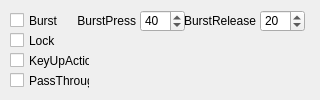
This is QKeyMapper/qitemsetupdialog.ui in Zalafina/QKeyMapper as Qt 5 draws it before an edit. The edited form follows.
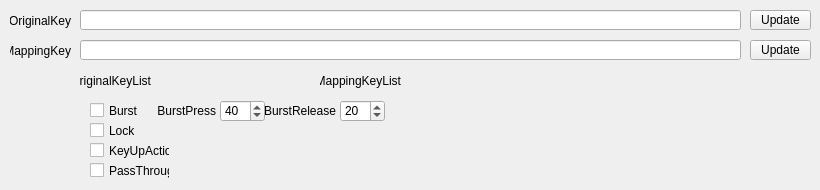
This is the edited form.

Diff of the .ui file:
```diff
--- a/QKeyMapper/qitemsetupdialog.ui
+++ b/QKeyMapper/qitemsetupdialog.ui
@@ -6,8 +6,8 @@
    <rect>
     <x>0</x>
     <y>0</y>
-    <width>320</width>
-    <height>100</height>
+    <width>820</width>
+    <height>190</height>
    </rect>
   </property>
   <property name="windowTitle">
@@ -16,8 +16,8 @@
   <widget class="QCheckBox" name="burstCheckBox">
    <property name="geometry">
     <rect>
-     <x>10</x>
-     <y>10</y>
+     <x>90</x>
+     <y>100</y>
      <width>80</width>
      <height>21</height>
     </rect>
@@ -35,8 +35,8 @@
   <widget class="QCheckBox" name="lockCheckBox">
    <property name="geometry">
     <rect>
-     <x>10</x>
-     <y>30</y>
+     <x>90</x>
+     <y>120</y>
      <width>80</width>
      <height>21</height>
     </rect>
@@ -54,8 +54,8 @@
   <widget class="QCheckBox" name="keyupActionCheckBox">
    <property name="geometry">
     <rect>
-     <x>10</x>
-     <y>50</y>
+     <x>90</x>
+     <y>140</y>
      <width>80</width>
      <height>21</height>
     </rect>
@@ -73,8 +73,8 @@
   <widget class="QCheckBox" name="passThroughCheckBox">
    <property name="geometry">
     <rect>
-     <x>10</x>
-     <y>70</y>
+     <x>90</x>
+     <y>160</y>
      <width>80</width>
      <height>21</height>
     </rect>
@@ -92,8 +92,8 @@
   <widget class="QSpinBox" name="burstpressSpinBox">
    <property name="geometry">
     <rect>
-     <x>140</x>
-     <y>10</y>
+     <x>220</x>
+     <y>100</y>
      <width>45</width>
      <height>22</height>
     </rect>
@@ -108,8 +108,8 @@
   <widget class="QLabel" name="burstpressLabel">
    <property name="geometry">
     <rect>
-     <x>75</x>
-     <y>10</y>
+     <x>155</x>
+     <y>100</y>
      <width>61</width>
      <height>22</height>
     </rect>
@@ -124,8 +124,8 @@
   <widget class="QLabel" name="burstreleaseLabel">
    <property name="geometry">
     <rect>
-     <x>185</x>
-     <y>10</y>
+     <x>265</x>
+     <y>100</y>
      <width>71</width>
      <height>22</height>
     </rect>
@@ -140,8 +140,8 @@
   <widget class="QSpinBox" name="burstreleaseSpinBox">
    <property name="geometry">
     <rect>
-     <x>260</x>
-     <y>10</y>
+     <x>340</x>
+     <y>100</y>
      <width>45</width>
      <height>22</height>
     </rect>
@@ -153,6 +153,128 @@
     <number>20</number>
    </property>
   </widget>
+  <widget class="QLineEdit" name="originalKeyLineEdit">
+   <property name="geometry">
+    <rect>
+     <x>80</x>
+     <y>10</y>
+     <width>661</width>
+     <height>20</height>
+    </rect>
+   </property>
+  </widget>
+  <widget class="QLineEdit" name="mappingKeyLineEdit">
+   <property name="geometry">
+    <rect>
+     <x>80</x>
+     <y>40</y>
+     <width>661</width>
+     <height>20</height>
+    </rect>
+   </property>
+  </widget>
+  <widget class="QLabel" name="originalKeyLabel">
+   <property name="geometry">
+    <rect>
+     <x>10</x>
+     <y>10</y>
+     <width>61</width>
+     <height>22</height>
+    </rect>
+   </property>
+   <property name="text">
+    <string>OriginalKey</string>
+   </property>
+   <property name="alignment">
+    <set>Qt::AlignRight|Qt::AlignTrailing|Qt::AlignVCenter</set>
+   </property>
+  </widget>
+  <widget class="QLabel" name="mappingKeyLabel">
+   <property name="geometry">
+    <rect>
+     <x>10</x>
+     <y>40</y>
+     <width>61</width>
+     <height>22</height>
+    </rect>
+   </property>
+   <property name="text">
+    <string>MappingKey</string>
+   </property>
+   <property name="alignment">
+    <set>Qt::AlignRight|Qt::AlignTrailing|Qt::AlignVCenter</set>
+   </property>
+  </widget>
+  <widget class="QLabel" name="orikeyListLabel">
+   <property name="geometry">
+    <rect>
+     <x>80</x>
+     <y>70</y>
+     <width>71</width>
+     <height>22</height>
+    </rect>
+   </property>
+   <property name="text">
+    <string>OriginalKeyList</string>
+   </property>
+   <property name="alignment">
+    <set>Qt::AlignRight|Qt::AlignTrailing|Qt::AlignVCenter</set>
+   </property>
+  </widget>
+  <widget class="QLabel" name="mapkeyListLabel">
+   <property name="geometry">
+    <rect>
+     <x>320</x>
+     <y>70</y>
+     <width>81</width>
+     <height>22</height>
+    </rect>
+   </property>
+   <property name="text">
+    <string>MappingKeyList</string>
+   </property>
+   <property name="alignment">
+    <set>Qt::AlignRight|Qt::AlignTrailing|Qt::AlignVCenter</set>
+   </property>
+  </widget>
+  <widget class="QPushButton" name="originalKeyUpdateButton">
+   <property name="geometry">
+    <rect>
+     <x>750</x>
+     <y>10</y>
+     <width>61</width>
+     <height>20</height>
+    </rect>
+   </property>
+   <property name="focusPolicy">
+    <enum>Qt::NoFocus</enum>
+   </property>
+   <property name="text">
+    <string>Update</string>
+   </property>
+   <property name="autoDefault">
+    <bool>false</bool>
+   </property>
+  </widget>
+  <widget class="QPushButton" name="mappingKeyUpdateButton">
+   <property name="geometry">
+    <rect>
+     <x>750</x>
+     <y>40</y>
+     <width>61</width>
+     <height>20</height>
+    </rect>
+   </property>
+   <property name="focusPolicy">
+    <enum>Qt::NoFocus</enum>
+   </property>
+   <property name="text">
+    <string>Update</string>
+   </property>
+   <property name="autoDefault">
+    <bool>false</bool>
+   </property>
+  </widget>
  </widget>
  <resources/>
  <connections/>
```
